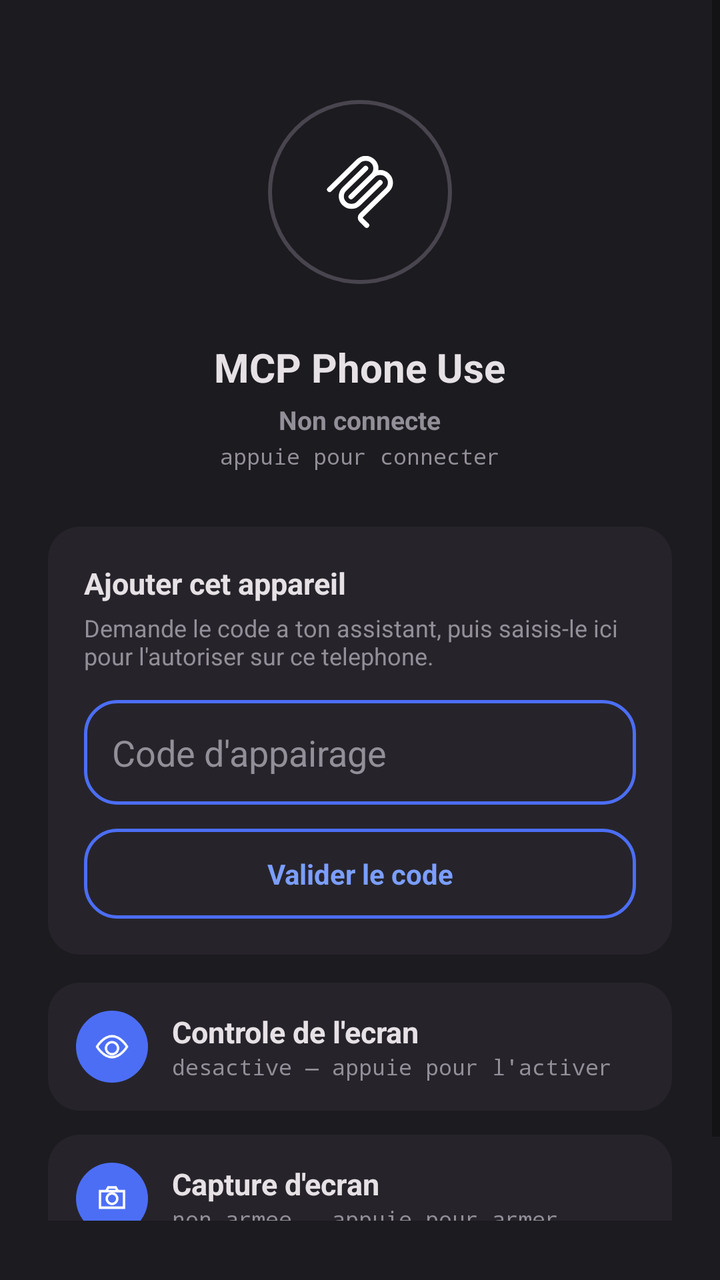
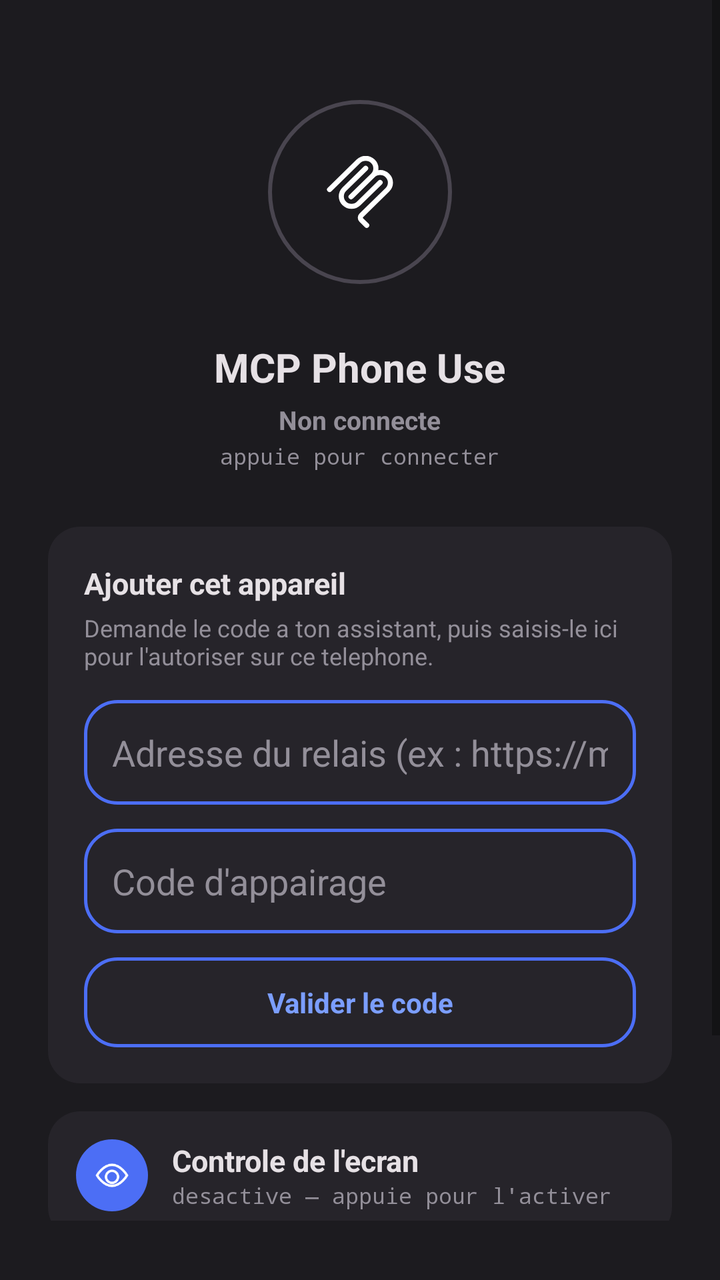

Screens rendered from an Android XML layout before and after an edit, with the pre-edit source and the edit as a unified diff.
<!-- AndroidManifest.xml: application theme Theme.DeviceAgent -->
<!-- res/layout/activity_main.xml -->
<?xml version="1.0" encoding="utf-8"?>
<LinearLayout xmlns:android="http://schemas.android.com/apk/res/android"
    android:layout_width="match_parent"
    android:layout_height="match_parent"
    android:orientation="vertical"
    android:background="@color/bg_dark">

<ScrollView
    android:layout_width="match_parent"
    android:layout_height="0dp"
    android:layout_weight="1"
    android:fillViewport="true">
<LinearLayout
    android:layout_width="match_parent"
    android:layout_height="match_parent"
    android:orientation="vertical"
    android:gravity="center_vertical"
    android:padding="24dp">

    
    <LinearLayout
        android:id="@+id/heroContainer"
        android:layout_width="match_parent"
        android:layout_height="wrap_content"
        android:orientation="vertical"
        android:gravity="center"
        android:paddingTop="12dp"
        android:paddingBottom="28dp"
        android:clickable="true"
        android:focusable="true">

        <FrameLayout
            android:layout_width="120dp"
            android:layout_height="120dp"
            android:layout_marginBottom="14dp"
            android:clipChildren="false"
            android:clipToPadding="false">
            <View
                android:id="@+id/heroPulseRing"
                android:layout_width="92dp"
                android:layout_height="92dp"
                android:layout_gravity="center"
                android:background="@drawable/bg_pulse_ring"
                android:visibility="invisible" />
            <View
                android:id="@+id/heroOrbBackground"
                android:layout_width="92dp"
                android:layout_height="92dp"
                android:layout_gravity="center"
                android:background="@drawable/bg_orb_disconnected" />
            <ImageView
                android:id="@+id/heroOrbIcon"
                android:layout_width="36dp"
                android:layout_height="36dp"
                android:layout_gravity="center"
                android:src="@drawable/ic_mcp_logo" />
        </FrameLayout>

        <TextView
            android:layout_width="wrap_content"
            android:layout_height="wrap_content"
            android:text="MCP Phone Use"
            android:textSize="20sp"
            android:textStyle="bold"
            android:textColor="@color/text_primary" />

        <TextView
            android:id="@+id/heroStatusText"
            android:layout_width="wrap_content"
            android:layout_height="wrap_content"
            android:layout_marginTop="4dp"
            android:text="Non connecte"
            android:textSize="13sp"
            android:textStyle="bold"
            android:textColor="@color/text_secondary" />

        <TextView
            android:id="@+id/heroSubText"
            android:layout_width="wrap_content"
            android:layout_height="wrap_content"
            android:layout_marginTop="2dp"
            android:text="appuie pour connecter"
            android:textSize="11sp"
            android:fontFamily="monospace"
            android:textColor="@color/text_secondary" />

    </LinearLayout>

    
    <LinearLayout
        android:id="@+id/enrollCard"
        android:layout_width="match_parent"
        android:layout_height="wrap_content"
        android:orientation="vertical"
        android:background="@drawable/bg_row_active"
        android:padding="18dp"
        android:layout_marginBottom="14dp">

        <TextView
            android:layout_width="match_parent"
            android:layout_height="wrap_content"
            android:text="Ajouter cet appareil"
            android:textSize="15sp"
            android:textStyle="bold"
            android:textColor="@color/text_primary" />

        <TextView
            android:layout_width="match_parent"
            android:layout_height="wrap_content"
            android:layout_marginTop="4dp"
            android:layout_marginBottom="14dp"
            android:text="Demande le code a ton assistant, puis saisis-le ici pour l'autoriser sur ce telephone."
            android:textSize="12sp"
            android:textColor="@color/text_secondary" />

        <EditText
            android:id="@+id/serverUrlInput"
            android:layout_width="match_parent"
            android:layout_height="0dp"
            android:layout_weight="0"
            android:visibility="gone"
            android:hint="URL du relais" />

        <FrameLayout
            android:layout_width="match_parent"
            android:layout_height="wrap_content"
            android:background="@drawable/bg_row_inactive"
            android:layout_marginBottom="12dp">
            <EditText
                android:id="@+id/enrollmentCodeInput"
                android:layout_width="match_parent"
                android:layout_height="wrap_content"
                android:padding="14dp"
                android:background="@android:color/transparent"
                android:textColor="@color/text_primary"
                android:textColorHint="@color/text_secondary"
                android:hint="Code d'appairage" />
        </FrameLayout>

        <TextView
            android:id="@+id/enrollButton"
            android:layout_width="match_parent"
            android:layout_height="wrap_content"
            android:background="@drawable/bg_row_inactive"
            android:padding="13dp"
            android:gravity="center"
            android:clickable="true"
            android:focusable="true"
            android:text="Valider le code"
            android:textColor="@color/accent_blue_light"
            android:textStyle="bold"
            android:textSize="14sp" />

    </LinearLayout>

    
    <LinearLayout
        android:id="@+id/accessibilityRow"
        android:layout_width="match_parent"
        android:layout_height="wrap_content"
        android:orientation="horizontal"
        android:gravity="center_vertical"
        android:background="@drawable/bg_row_active"
        android:padding="14dp"
        android:layout_marginBottom="12dp"
        android:clickable="true"
        android:focusable="true">

        <FrameLayout
            android:layout_width="36dp"
            android:layout_height="36dp"
            android:background="@drawable/bg_icon_circle"
            android:layout_marginEnd="12dp">
            <ImageView
                android:id="@+id/accessibilityIcon"
                android:layout_width="18dp"
                android:layout_height="18dp"
                android:layout_gravity="center"
                android:src="@drawable/ic_eye" />
        </FrameLayout>

        <LinearLayout
            android:layout_width="0dp"
            android:layout_height="wrap_content"
            android:layout_weight="1"
            android:orientation="vertical">
            <TextView
                android:id="@+id/accessibilityMainText"
                android:layout_width="match_parent"
                android:layout_height="wrap_content"
                android:text="Controle de l'ecran"
                android:textSize="15sp"
                android:textStyle="bold"
                android:textColor="@color/text_primary" />
            <TextView
                android:id="@+id/accessibilitySubText"
                android:layout_width="match_parent"
                android:layout_height="wrap_content"
                android:text="desactive — appuie pour l'activer"
                android:textSize="11sp"
                android:fontFamily="monospace"
                android:textColor="@color/text_secondary" />
        </LinearLayout>
    </LinearLayout>

    
    <LinearLayout
        android:id="@+id/captureRow"
        android:layout_width="match_parent"
        android:layout_height="wrap_content"
        android:orientation="horizontal"
        android:gravity="center_vertical"
        android:background="@drawable/bg_row_active"
        android:padding="14dp"
        android:clickable="true"
        android:focusable="true">

        <FrameLayout
            android:layout_width="36dp"
            android:layout_height="36dp"
            android:background="@drawable/bg_icon_circle"
            android:layout_marginEnd="12dp">
            <ImageView
                android:id="@+id/captureIcon"
                android:layout_width="18dp"
                android:layout_height="18dp"
                android:layout_gravity="center"
                android:src="@drawable/ic_camera" />
        </FrameLayout>

        <LinearLayout
            android:layout_width="0dp"
            android:layout_height="wrap_content"
            android:layout_weight="1"
            android:orientation="vertical">
            <TextView
                android:layout_width="match_parent"
                android:layout_height="wrap_content"
                android:text="Capture d'ecran"
                android:textSize="15sp"
                android:textStyle="bold"
                android:textColor="@color/text_primary" />
            <TextView
                android:id="@+id/screenCaptureStatusText"
                android:layout_width="match_parent"
                android:layout_height="wrap_content"
                android:text="non armee — appuie pour armer"
                android:textSize="11sp"
                android:fontFamily="monospace"
                android:textColor="@color/text_secondary" />
        </LinearLayout>
    </LinearLayout>


</LinearLayout>
</ScrollView>

    <TextView
        android:id="@+id/versionText"
        android:layout_width="match_parent"
        android:layout_height="wrap_content"
        android:layout_marginBottom="16dp"
        android:gravity="center"
        android:text=""
        android:textSize="10sp"
        android:fontFamily="monospace"
        android:textColor="@color/text_secondary" />

</LinearLayout>
<!-- resources referenced by this layout -->
<resources>
  <color name="accent_blue_light">#7B9EFF</color>
  <color name="bg_dark">#1C1B1F</color>
  <color name="text_primary">#E6E1E5</color>
  <color name="text_secondary">#938F99</color>
  <!-- drawable bg_icon_circle (drawable) -->
  <?xml version="1.0" encoding="utf-8"?>
  <shape xmlns:android="http://schemas.android.com/apk/res/android" android:shape="oval">
      <solid android:color="@color/accent_blue" />
  </shape>
  <!-- drawable bg_orb_disconnected (drawable) -->
  <?xml version="1.0" encoding="utf-8"?>
  <shape xmlns:android="http://schemas.android.com/apk/res/android" android:shape="oval">
      <solid android:color="@android:color/transparent" />
      <stroke android:width="2dp" android:color="@color/field_border" />
  </shape>
  <!-- drawable bg_pulse_ring (drawable) -->
  <?xml version="1.0" encoding="utf-8"?>
  <shape xmlns:android="http://schemas.android.com/apk/res/android" android:shape="oval">
      <solid android:color="@android:color/transparent" />
      <stroke android:width="2dp" android:color="@color/accent_blue" />
  </shape>
  <!-- drawable bg_row_active (drawable) -->
  <?xml version="1.0" encoding="utf-8"?>
  <shape xmlns:android="http://schemas.android.com/apk/res/android" android:shape="rectangle">
      <corners android:radius="16dp" />
      <solid android:color="@color/card_surface" />
  </shape>
  <!-- drawable bg_row_inactive (drawable) -->
  <?xml version="1.0" encoding="utf-8"?>
  <shape xmlns:android="http://schemas.android.com/apk/res/android" android:shape="rectangle">
      <corners android:radius="16dp" />
      <solid android:color="@android:color/transparent" />
      <stroke android:width="1.5dp" android:color="@color/accent_blue" />
  </shape>
  <!-- drawable ic_camera (drawable) -->
  <?xml version="1.0" encoding="utf-8"?>
  <vector xmlns:android="http://schemas.android.com/apk/res/android"
      android:width="20dp" android:height="20dp"
      android:viewportWidth="24" android:viewportHeight="24">
      <path
          android:pathData="M4,7 L20,7 L20,18 L4,18 Z"
          android:strokeColor="#FFFFFF" android:strokeWidth="1.6" android:fillColor="#00000000" />
      <path
          android:pathData="M8,7 L9.5,4.5 L14.5,4.5 L16,7"
          android:strokeColor="#FFFFFF" android:strokeWidth="1.6" android:fillColor="#00000000" />
      <path
          android:pathData="M12,15.5 C13.93,15.5 15.5,13.93 15.5,12 C15.5,10.07 13.93,8.5 12,8.5 C10.07,8.5 8.5,10.07 8.5,12 C8.5,13.93 10.07,15.5 12,15.5 Z"
          android:strokeColor="#FFFFFF" android:strokeWidth="1.6" android:fillColor="#00000000" />
  </vector>
  <!-- drawable ic_eye (drawable) -->
  <?xml version="1.0" encoding="utf-8"?>
  <vector xmlns:android="http://schemas.android.com/apk/res/android"
      android:width="20dp" android:height="20dp"
      android:viewportWidth="24" android:viewportHeight="24">
      <path
          android:pathData="M12,5 C6,5 2,12 2,12 C2,12 6,19 12,19 C18,19 22,12 22,12 C22,12 18,5 12,5 Z"
          android:strokeColor="#FFFFFF" android:strokeWidth="1.6" android:fillColor="#00000000" />
      <path
          android:pathData="M12,9 C9.79,9 8,10.79 8,13 C8,15.21 9.79,17 12,17 C14.21,17 16,15.21 16,13 C16,10.79 14.21,9 12,9 Z"
          android:strokeColor="#FFFFFF" android:strokeWidth="1.6" android:fillColor="#00000000" />
  </vector>
  <style name="Theme.DeviceAgent" parent="Theme.MaterialComponents.DayNight.NoActionBar" />
  <color name="accent_blue">#4C6EF5</color>
  <color name="field_border">#49454F</color>
  <color name="card_surface">#26242A</color>
  <!-- unchanged entries left out for length: 1 -->
</resources>

<!-- the commit's change to res/layout/activity_main.xml (unified diff, before → after) -->
@@ -113,13 +113,22 @@
             android:textSize="12sp"
             android:textColor="@color/text_secondary" />
 
-        <EditText
-            android:id="@+id/serverUrlInput"
-            android:layout_width="match_parent"
-            android:layout_height="0dp"
-            android:layout_weight="0"
-            android:visibility="gone"
-            android:hint="URL du relais" />
+        <FrameLayout
+            android:layout_width="match_parent"
+            android:layout_height="wrap_content"
+            android:background="@drawable/bg_row_inactive"
+            android:layout_marginBottom="12dp">
+            <EditText
+                android:id="@+id/serverUrlInput"
+                android:layout_width="match_parent"
+                android:layout_height="wrap_content"
+                android:padding="14dp"
+                android:background="@android:color/transparent"
+                android:textColor="@color/text_primary"
+                android:textColorHint="@color/text_secondary"
+                android:inputType="textUri"
+                android:hint="Adresse du relais (ex : https://mon-relais.exemple.com)" />
+        </FrameLayout>
 
         <FrameLayout
             android:layout_width="match_parent"
